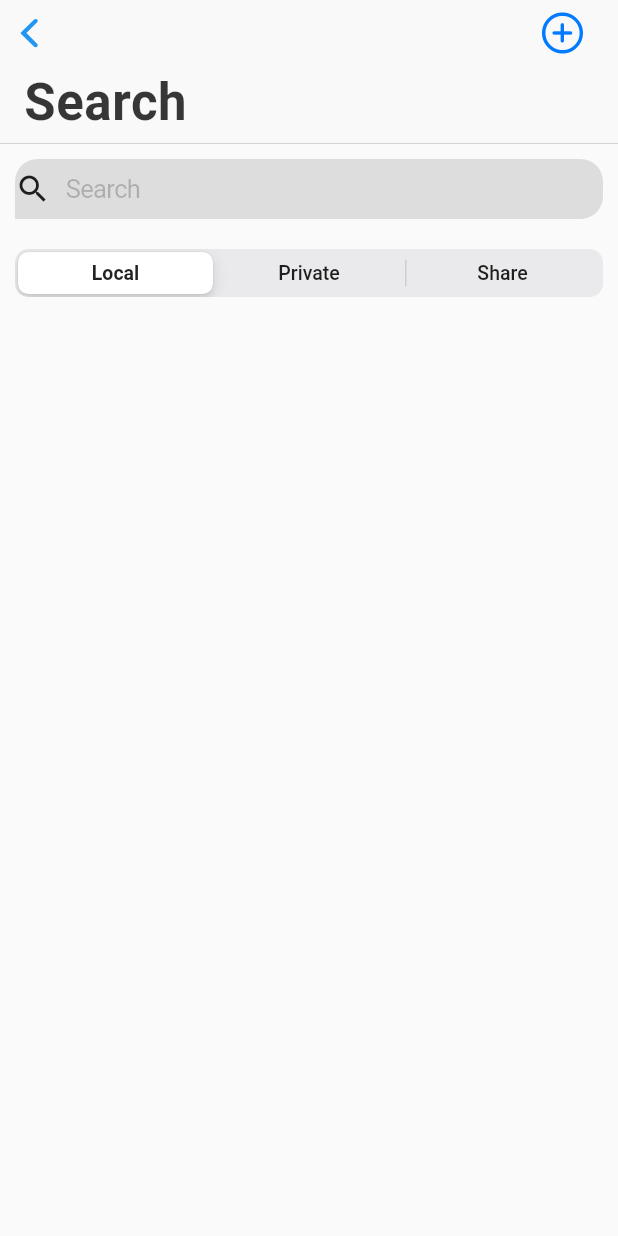
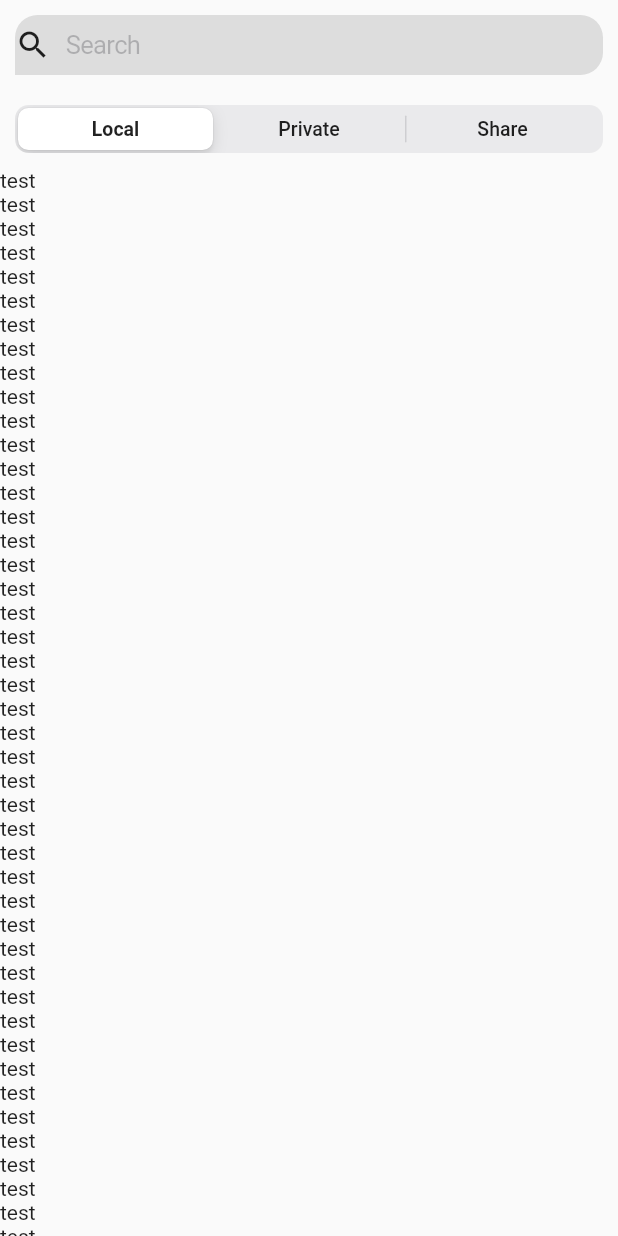
Before and after one commit to laiiihz/treex_app_next, a Flutter app: the SearchViewIOS widget shown alone on an empty page, opened directly, on a phone screen of 412 x 824 dp. Run offline on Flutter 3.47's test engine with Material 2 defaults, Android fonts, the phone set to English and light mode, and no system bars; our stand-ins replace bot_toast, connectivity, dio, flare_flutter, flutter_icons, liquid_pull_to_refresh and 2 more; missing offline and left inert: flutter_miui, qr_code_scanner; accounts and stored records are empty.

Commit message:
update ios search

```diff
--- a/lib/UI/page/home_structure.dart
+++ b/lib/UI/page/home_structure.dart
@@ -58,7 +58,9 @@ class _HomeStructureState extends wd.State<HomeStructure> {
               }
               return cupertino.CupertinoTabView(
                 builder: (context) {
-                  return cupertino.CupertinoPageScaffold(child: widget);
+                  return index == 2
+                      ? SearchViewIOSParent()
+                      : cupertino.CupertinoPageScaffold(child: widget);
                 },
               );
             },
--- a/lib/UI/page/search/search_view_ios.dart
+++ b/lib/UI/page/search/search_view_ios.dart
@@ -1,9 +1,24 @@
+import 'package:animations/animations.dart';
 import 'package:flutter/cupertino.dart';
 import 'package:flutter/material.dart' as md;
 import 'package:treex_app_next/UI/global_widget/cupertino_title.dart';
-import 'package:treex_app_next/UI/tools/cupertino_tools_button.dart';
 import 'package:treex_app_next/Utils/ui_util.dart';
 import 'package:treex_app_next/generated/l10n.dart';
+import 'package:treex_app_next/static/color_palettes.dart';
+
+class SearchViewIOSParent extends StatelessWidget {
+  @override
+  Widget build(BuildContext context) {
+    return CupertinoPageScaffold(
+      navigationBar: CupertinoNavigationBar(
+        middle: buildCupertinoTitle(context, S.of(context).search),
+        backgroundColor:
+            isDark(context) ? CP.cupertinoBGDark : CP.cupertinoBGLight,
+      ),
+      child: SearchViewIOS(),
+    );
+  }
+}
 
 class SearchViewIOS extends StatefulWidget {
   @override
@@ -11,19 +26,20 @@ class SearchViewIOS extends StatefulWidget {
 }
 
 class _SearchViewState extends State<SearchViewIOS> {
-  String _nowSearchIndex = 'local';
+  int _nowSearchIndex = 0;
   TextEditingController _textEditingController = TextEditingController();
 
+  final _localKey = UniqueKey();
+  final _privateKey = UniqueKey();
+  final _shareKey = UniqueKey();
+
+  bool _reverse = false;
   @override
   Widget build(BuildContext context) {
-    return CustomScrollView(
-      slivers: <Widget>[
-        CupertinoSliverNavigationBar(
-          largeTitle: buildCupertinoTitle(context, S.of(context).search),
-          trailing: CupertinoToolsButton(),
-        ),
-        SliverToBoxAdapter(
-          child: Padding(
+    return Column(
+      crossAxisAlignment: CrossAxisAlignment.stretch,
+      children: <Widget>[
+        Padding(
           padding: EdgeInsets.all(10),
           child: CupertinoTextField(
             placeholder: S.of(context).search,
@@ -39,28 +55,70 @@ class _SearchViewState extends State<SearchViewIOS> {
             ),
           ),
         ),
-        ),
-        SliverToBoxAdapter(
-          child: md.Material(
+        md.Material(
           child: Padding(
             padding: EdgeInsets.all(10),
-              child: CupertinoSlidingSegmentedControl<String>(
+            child: CupertinoSlidingSegmentedControl<int>(
               onValueChanged: (value) {
+                _reverse = _nowSearchIndex > value;
                 setState(() {
                   _nowSearchIndex = value;
                 });
               },
               groupValue: _nowSearchIndex,
               children: {
-                  'local': Text(S.of(context).local),
-                  'private': Text(S.of(context).private),
-                  'share': Text(S.of(context).share),
+                0: Text(S.of(context).local),
+                1: Text(S.of(context).private),
+                2: Text(S.of(context).share),
               },
             ),
+          ),
+        ),
+        Expanded(
+          child: md.Material(
+            child: PageTransitionSwitcher(
+              reverse: _reverse,
+              transitionBuilder: (Widget child,
+                  Animation<double> primaryAnimation,
+                  Animation<double> secondaryAnimation) {
+                return SharedAxisTransition(
+                  animation: primaryAnimation,
+                  secondaryAnimation: secondaryAnimation,
+                  transitionType: SharedAxisTransitionType.horizontal,
+                  child: child,
+                );
+              },
+              child: buildChild(_nowSearchIndex),
             ),
           ),
         ),
       ],
     );
   }
+
+  buildChild(int index) {
+    switch (index) {
+      case 0:
+        return ListView.builder(
+          key: _localKey,
+          itemBuilder: (BuildContext context, int index) {
+            return Text('test');
+          },
+        );
+      case 1:
+        return ListView.builder(
+          key: _privateKey,
+          itemBuilder: (BuildContext context, int index) {
+            return Text('test');
+          },
+        );
+      case 2:
+        return ListView.builder(
+          key: _shareKey,
+          itemBuilder: (BuildContext context, int index) {
+            return Text('test');
+          },
+        );
     }
+  }
+}
```
Lines whose indentation alone changed are shown as unchanged.
